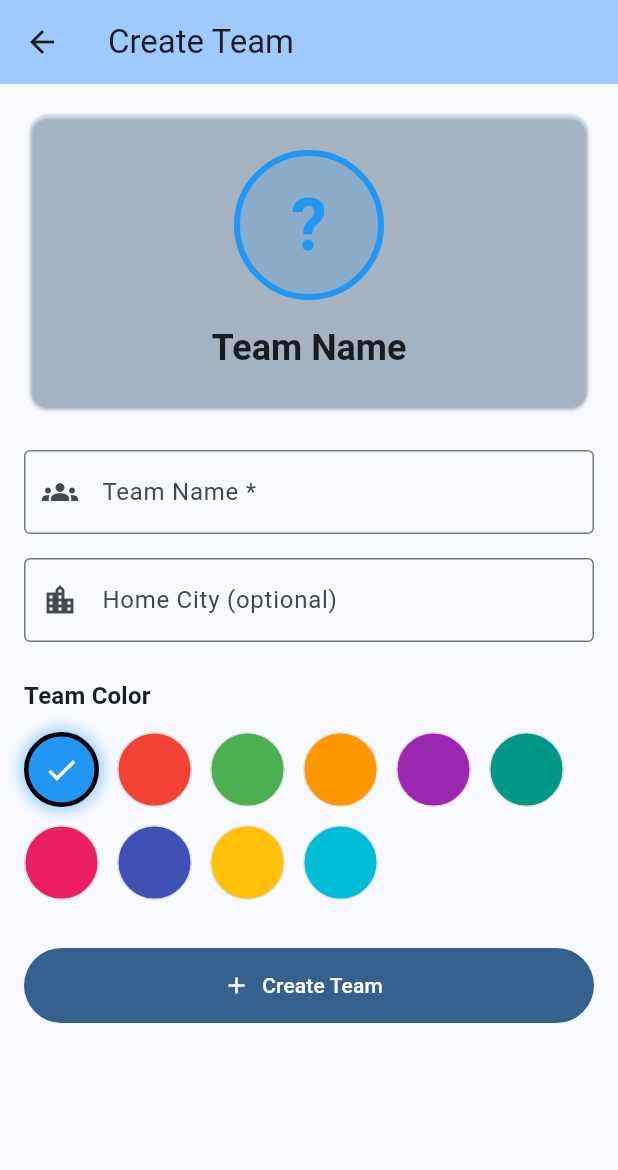
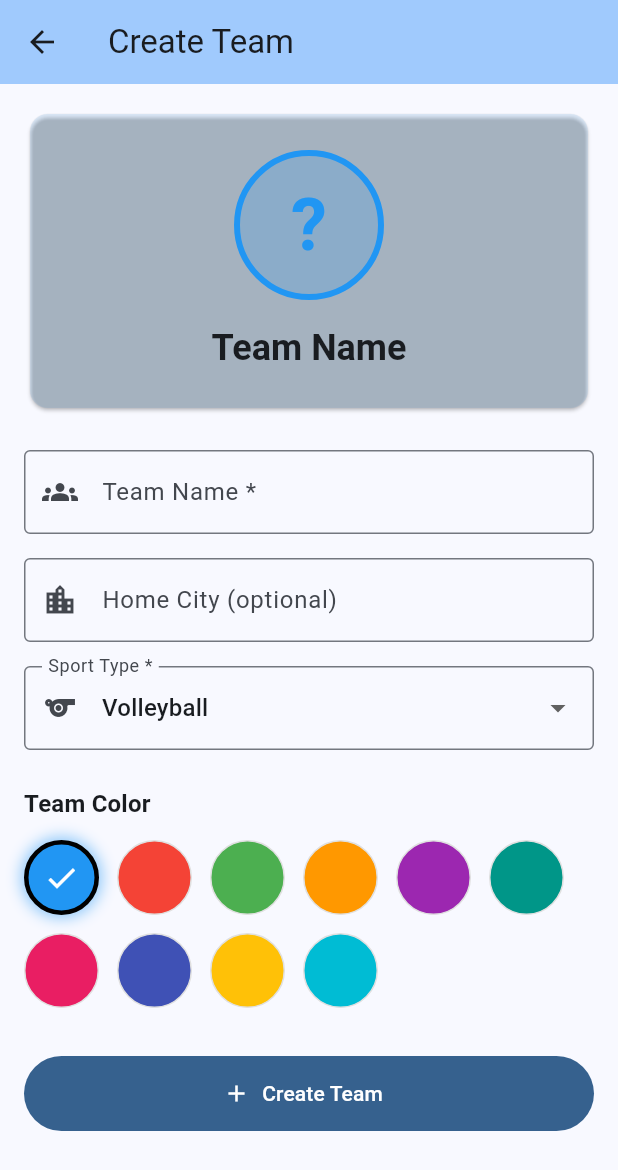
Before and after one commit to droidment/claudevb, a Flutter app: the CreateTeamScreen screen opened directly, on a phone screen of 412 x 824 dp. Shown: the top 1170 px of the screen. Run offline on Flutter 3.47's test engine with Material 3 defaults, Android fonts, the phone set to English and light mode, and no system bars; our stand-ins replace file_picker, geocoding, geolocator, supabase_flutter; accounts and stored records are empty.

Commit message:
feat: Add sport type filtering for teams and update related screens and services

```diff
--- a/tournament_app/lib/models/team.dart
+++ b/tournament_app/lib/models/team.dart
@@ -5,6 +5,7 @@ class Team {
   final String? logoUrl;
   final String? homeCity;
   final String? teamColor;
+  final String sportType; // 'volleyball' or 'pickleball'
   final bool registrationPaid;
   final double? paymentAmount;
   final DateTime? paymentDate;
@@ -30,6 +31,7 @@ class Team {
     this.logoUrl,
     this.homeCity,
     this.teamColor,
+    this.sportType = 'volleyball',
     this.registrationPaid = false,
     this.paymentAmount,
     this.paymentDate,
@@ -49,6 +51,17 @@ class Team {
     required this.updatedAt,
   });
 
+  /// Display name for the sport type
+  String get sportTypeDisplayName {
+    switch (sportType) {
+      case 'pickleball':
+        return 'Pickleball';
+      case 'volleyball':
+      default:
+        return 'Volleyball';
+    }
+  }
+
   factory Team.fromJson(Map<String, dynamic> json) {
     return Team(
       id: json['id'] as String,
@@ -57,6 +70,7 @@ class Team {
       logoUrl: json['logo_url'] as String?,
       homeCity: json['home_city'] as String?,
       teamColor: json['team_color'] as String?,
+      sportType: json['sport_type'] as String? ?? 'volleyball',
       registrationPaid: json['registration_paid'] as bool? ?? false,
       paymentAmount: (json['payment_amount'] as num?)?.toDouble(),
       paymentDate: json['payment_date'] != null
@@ -89,6 +103,7 @@ class Team {
       'logo_url': logoUrl,
       'home_city': homeCity,
       'team_color': teamColor,
+      'sport_type': sportType,
       'registration_paid': registrationPaid,
       'payment_amount': paymentAmount,
       'payment_date': paymentDate?.toIso8601String(),
@@ -116,6 +131,7 @@ class Team {
       'logo_url': logoUrl,
       'home_city': homeCity,
       'team_color': teamColor,
+      'sport_type': sportType,
       'registration_paid': registrationPaid,
       'payment_amount': paymentAmount,
       'payment_date': paymentDate?.toIso8601String(),
@@ -141,6 +157,7 @@ class Team {
     String? logoUrl,
     String? homeCity,
     String? teamColor,
+    String? sportType,
     bool? registrationPaid,
     double? paymentAmount,
     DateTime? paymentDate,
@@ -166,6 +183,7 @@ class Team {
       logoUrl: logoUrl ?? this.logoUrl,
       homeCity: homeCity ?? this.homeCity,
       teamColor: teamColor ?? this.teamColor,
+      sportType: sportType ?? this.sportType,
       registrationPaid: registrationPaid ?? this.registrationPaid,
       paymentAmount: paymentAmount ?? this.paymentAmount,
       paymentDate: paymentDate ?? this.paymentDate,
--- a/tournament_app/lib/screens/teams/create_team_screen.dart
+++ b/tournament_app/lib/screens/teams/create_team_screen.dart
@@ -16,6 +16,7 @@ class _CreateTeamScreenState extends State<CreateTeamScreen> {
 
   bool _isLoading = false;
   Color _selectedColor = Colors.blue;
+  String _selectedSportType = 'volleyball';
 
   final List<Color> _availableColors = [
     Colors.blue,
@@ -53,6 +54,7 @@ class _CreateTeamScreenState extends State<CreateTeamScreen> {
             ? null
             : _homeCityController.text.trim(),
         teamColor: _colorToHex(_selectedColor),
+        sportType: _selectedSportType,
       );
 
       if (mounted) {
@@ -180,6 +182,32 @@ class _CreateTeamScreenState extends State<CreateTeamScreen> {
               textCapitalization: TextCapitalization.words,
               onChanged: (_) => setState(() {}),
             ),
+            const SizedBox(height: 16),
+
+            // Sport Type
+            DropdownButtonFormField<String>(
+              initialValue: _selectedSportType,
+              decoration: const InputDecoration(
+                labelText: 'Sport Type *',
+                border: OutlineInputBorder(),
+                prefixIcon: Icon(Icons.sports),
+              ),
+              items: const [
+                DropdownMenuItem(
+                  value: 'volleyball',
+                  child: Text('Volleyball'),
+                ),
+                DropdownMenuItem(
+                  value: 'pickleball',
+                  child: Text('Pickleball'),
+                ),
+              ],
+              onChanged: (value) {
+                if (value != null) {
+                  setState(() => _selectedSportType = value);
+                }
+              },
+            ),
             const SizedBox(height: 24),
 
             // Team Color
--- a/tournament_app/lib/screens/tournaments/tournament_detail_screen.dart
+++ b/tournament_app/lib/screens/tournaments/tournament_detail_screen.dart
@@ -450,6 +450,7 @@ class _TournamentDetailScreenState extends State<TournamentDetailScreen> {
         builder: (context) => AddTeamsScreen(
           tournamentId: _tournament!.id,
           tournamentName: _tournament!.name,
+          sportType: _tournament!.sportType,
         ),
       ),
     );
--- a/tournament_app/lib/services/team_service.dart
+++ b/tournament_app/lib/services/team_service.dart
@@ -8,6 +8,7 @@ class TeamService {
     required String name,
     String? homeCity,
     String? teamColor,
+    String sportType = 'volleyball',
   }) async {
     final user = supabase.auth.currentUser;
     if (user == null) {
@@ -19,6 +20,7 @@ class TeamService {
       'captain_id': user.id,
       'home_city': homeCity,
       'team_color': teamColor,
+      'sport_type': sportType,
     };
 
     final response = await supabase
@@ -184,6 +186,7 @@ class TeamService {
     double? paymentAmount,
     int lunchCount = 0,
     String? notes,
+    String sportType = 'volleyball',
   }) async {
     final user = supabase.auth.currentUser;
     if (user == null) {
@@ -195,6 +198,7 @@ class TeamService {
       'captain_id': user.id, // Organizer becomes the owner
       'home_city': homeCity,
       'team_color': teamColor,
+      'sport_type': sportType,
       'registration_paid': registrationPaid,
       'payment_amount': paymentAmount,
       'payment_date': registrationPaid
```
Also changed, not shown: tournament_app/lib/screens/tournaments/add_teams_screen.dart (+25 -2 lines), tournament_app/lib/services/tournament_service.dart (+11 -6 lines), 2 other files.
